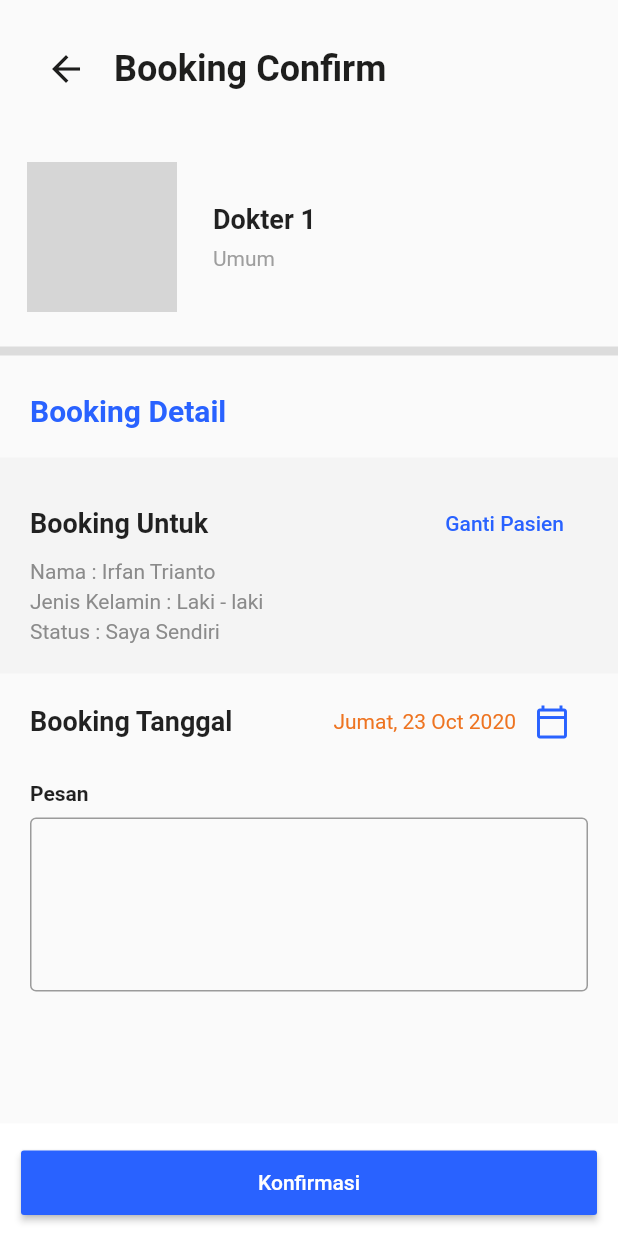
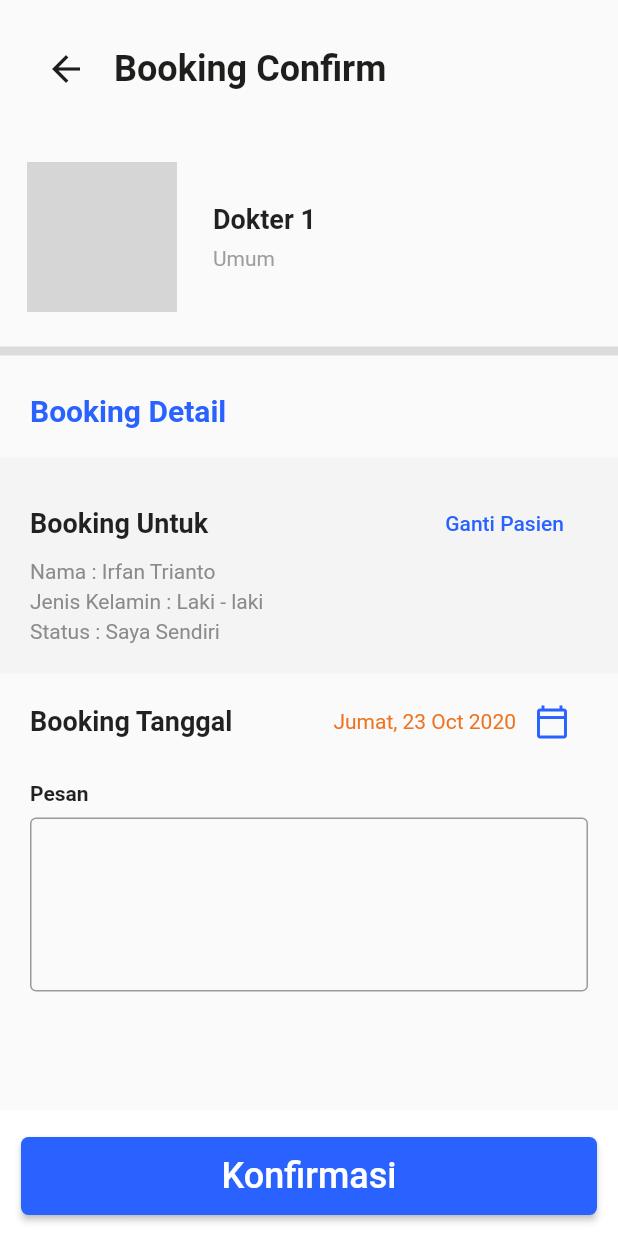
Before and after one commit to RafiIzzatulRizquFaris/healthish, a Flutter app: the DetailBooking screen opened directly, on a phone screen of 412 x 824 dp. Run offline on Flutter 3.47's test engine with Material 2 defaults, Android fonts, the phone set to English and light mode, and no system bars; our stand-ins replace badges, carousel_slider, cloud_firestore, curved_navigation_bar, email_validator, google_maps_flutter and 1 more; accounts and stored records are empty; network calls fail; grey boxes are pictures that could not be loaded.

Commit message:
renaming sh#tty class

```diff
--- a/lib/detail_screen/detail_booking.dart
+++ b/lib/detail_screen/detail_booking.dart
@@ -1,5 +1,5 @@
 import 'package:flutter/material.dart';
-import 'package:healthish/detail_screen/change_pasient/change_pasient.dart';
+import 'package:healthish/detail_screen/change_pasient/change_patient.dart';
 import 'package:healthish/detail_screen/booking_status.dart';
 
 import '../constants.dart';
@@ -8,10 +8,10 @@ class DetailBooking extends StatefulWidget {
   DetailBooking({Key key}) : super(key: key);
 
   @override
-  _DetailBookingState createState() => _DetailBookingState();
+  DetailBookingState createState() => DetailBookingState();
 }
 
-class _DetailBookingState extends State<DetailBooking> {
+class DetailBookingState extends State<DetailBooking> {
   @override
   Widget build(BuildContext context) {
     return Scaffold(
@@ -66,7 +66,8 @@ class _DetailBookingState extends State<DetailBooking> {
                           "https://www.rssatyanegara.com/wp-content/files_mf/1411616552Dr.ImansyahSpPD.jpg",
                           height: 100.0,
                         ),
-                      )),
+                      ),
+                    ),
                     SizedBox(
                       width: 24,
                     ),
@@ -90,7 +91,8 @@ class _DetailBookingState extends State<DetailBooking> {
                                 color: Colors.grey),
                           )
                         ],
-                      ))
+                      ),
+                    )
                   ],
                 ),
               ),
@@ -128,7 +130,7 @@ class _DetailBookingState extends State<DetailBooking> {
                               Navigator.push(
                                   context,
                                   MaterialPageRoute(
-                                    builder: (context) => ChangePasient()));
+                                      builder: (context) => ChangePatient()));
                             },
                             child: Text("Ganti Pasien"),
                           )
@@ -202,9 +204,9 @@ class _DetailBookingState extends State<DetailBooking> {
               )
             ],
           ),
-      )),
+        ),
+      ),
       bottomNavigationBar: Container(
-        height: 75,
         color: Constants.whiteColor,
         child: Padding(
           padding: EdgeInsets.only(
@@ -214,13 +216,22 @@ class _DetailBookingState extends State<DetailBooking> {
             right: 14,
           ),
           child: RaisedButton(
+            padding: EdgeInsets.all(12),
             textColor: Constants.whiteColor,
             color: Constants.blueColor,
+            shape: RoundedRectangleBorder(
+              borderRadius: BorderRadius.circular(5),
+            ),
             onPressed: () {
               Navigator.push(context,
                   MaterialPageRoute(builder: (context) => BookingStatus()));
             },
-            child: Text('Konfirmasi'),
+            child: Text(
+              'Konfirmasi',
+              style: TextStyle(
+                fontSize: 24,
+              ),
+            ),
           ),
         ),
       ),
--- a/lib/detail_screen/detail_doctor/component/bookingSheet.dart
+++ b/lib/detail_screen/detail_doctor/component/bookingSheet.dart
@@ -265,7 +265,7 @@ class BookingSheetState extends State<BookingSheet> {
                       ),
                     )
                   ],
-                )
+                ),
               ],
             ),
           ),
```
Also changed, not shown: lib/detail_screen/detail_doctor/detail_doctor.dart (+8 -2 lines). Lines whose indentation alone changed are shown as unchanged.
